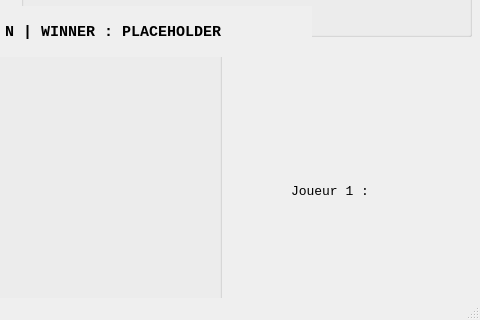
LiamB72/MainProjects, file Jeu_De_Cartes/Code/Jeu_Cartes-Integration_Reseau/UIs/cartesJeux_ui-Player2.ui: the form before one commit; both pictures show x 229 to 709 and y 264 to 584 of the 709 by 584 pixel window.
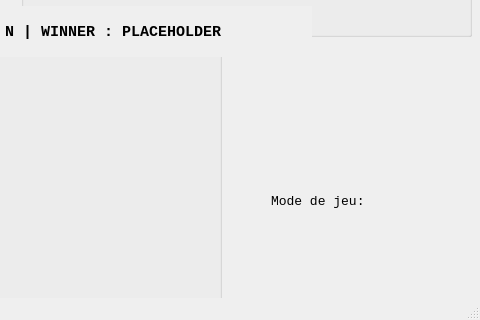
The form after the commit. Icons and pictures are not drawn.

What changed in the file:
```diff
--- a/Jeu_De_Cartes/Code/Jeu_Cartes-Integration_Reseau/UIs/cartesJeux_ui-Player2.ui
+++ b/Jeu_De_Cartes/Code/Jeu_Cartes-Integration_Reseau/UIs/cartesJeux_ui-Player2.ui
@@ -325,25 +325,6 @@
      </property>
     </widget>
    </widget>
-   <widget class="QLabel" name="labelReady">
-    <property name="geometry">
-     <rect>
-      <x>520</x>
-      <y>440</y>
-      <width>151</width>
-      <height>31</height>
-     </rect>
-    </property>
-    <property name="font">
-     <font>
-      <family>Courier New</family>
-      <pointsize>10</pointsize>
-     </font>
-    </property>
-    <property name="text">
-     <string>Joueur 1 :</string>
-    </property>
-   </widget>
    <widget class="QLabel" name="currentWinner">
     <property name="geometry">
      <rect>
@@ -368,6 +349,28 @@
      <string>Round N | WINNER : PLACEHOLDER</string>
     </property>
    </widget>
+   <widget class="QLabel" name="labelGamemode">
+    <property name="geometry">
+     <rect>
+      <x>500</x>
+      <y>440</y>
+      <width>141</width>
+      <height>51</height>
+     </rect>
+    </property>
+    <property name="font">
+     <font>
+      <family>Courier New</family>
+      <pointsize>10</pointsize>
+     </font>
+    </property>
+    <property name="text">
+     <string>Mode de jeu: </string>
+    </property>
+    <property name="wordWrap">
+     <bool>true</bool>
+    </property>
+   </widget>
   </widget>
   <widget class="QStatusBar" name="statusbar"/>
  </widget>
```
